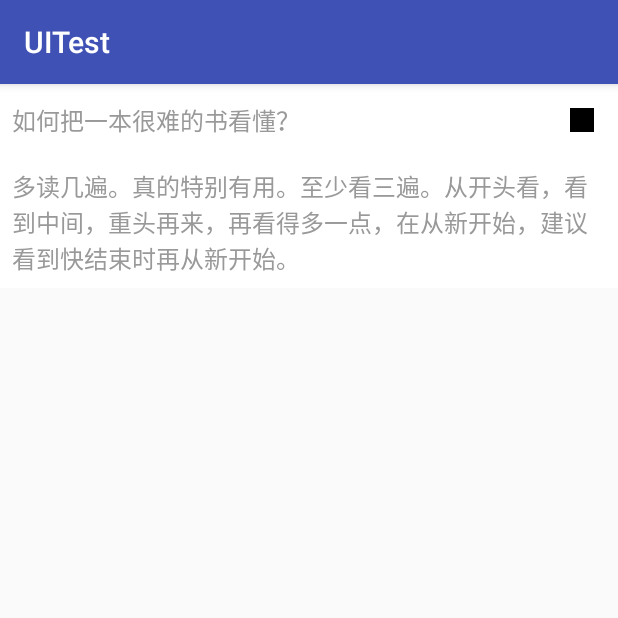
After one commit to abc222/UITest, an Android app: the AnimatorActivity screen opened directly, with no data from a screen before it, on a phone screen of 412 x 824 dp, the top half of it. The commit adds this screen. Run offline under Robolectric (Android 15) with nearby library versions, the phone set to English and light mode, and no system bars.

Commit message:
添加动画demo

```diff
--- a/app/src/main/AndroidManifest.xml
+++ b/app/src/main/AndroidManifest.xml
@@ -10,7 +10,8 @@
         android:roundIcon="@mipmap/ic_launcher_round"
         android:supportsRtl="true"
         android:theme="@style/AppTheme">
-        <activity android:name=".dropanimation.coindemo.DropCoinActivity"></activity>
+        <activity android:name=".animation.AnimatorActivity"></activity>
+        <activity android:name=".dropanimation.coindemo.DropCoinActivity" />
         <activity android:name=".dropanimation.snowdemo.SnowActivity" />
         <activity android:name=".MainActivity">
             <intent-filter>
--- /dev/null
+++ b/app/src/main/java/com/uitest/animation/AnimatorActivity.java
@@ -0,0 +1,15 @@
+package com.uitest.animation;
+
+import android.support.v7.app.AppCompatActivity;
+import android.os.Bundle;
+
+import com.uitest.R;
+
+public class AnimatorActivity extends AppCompatActivity {
+
+    @Override
+    protected void onCreate(Bundle savedInstanceState) {
+        super.onCreate(savedInstanceState);
+        setContentView(R.layout.activity_animator);
+    }
+}
--- /dev/null
+++ b/app/src/main/java/com/uitest/animation/ExpandedView.java
@@ -0,0 +1,93 @@
+package com.uitest.animation;
+
+import android.animation.Animator;
+import android.animation.ValueAnimator;
+import android.content.Context;
+import android.util.AttributeSet;
+import android.view.LayoutInflater;
+import android.view.View;
+import android.widget.FrameLayout;
+import android.widget.ImageView;
+import android.widget.LinearLayout;
+import android.widget.TextView;
+
+import com.uitest.R;
+
+public class ExpandedView extends FrameLayout {
+
+    private TextView mTvAnswer;
+    private boolean isClosed;
+    private ImageView mIvIndicator;
+
+    public ExpandedView(Context context, AttributeSet attrs) {
+        super(context, attrs);
+        init(context);
+    }
+
+    private void init(Context context) {
+        View view = LayoutInflater.from(context).inflate(R.layout.animation_expanded_view, this, true);
+        LinearLayout llQuestion = (LinearLayout) view.findViewById(R.id.ll_expanded_question);
+        llQuestion.setOnClickListener(new OnClickListener() {
+            @Override
+            public void onClick(View v) {
+                anim();
+            }
+        });
+        mTvAnswer = (TextView) view.findViewById(R.id.tv_expanded_answer);
+        mIvIndicator = (ImageView) view.findViewById(R.id.iv_expanded_indicator);
+    }
+
+    private void anim() {
+        // 指示器旋转
+        ValueAnimator valueAnimator1 = isClosed
+                ? ValueAnimator.ofFloat(180, 0)
+                : ValueAnimator.ofFloat(0, 180);
+        valueAnimator1.setDuration(500);
+        valueAnimator1.addUpdateListener(new ValueAnimator.AnimatorUpdateListener() {
+            @Override
+            public void onAnimationUpdate(ValueAnimator animation) {
+                float value = (float) animation.getAnimatedValue();
+                mIvIndicator.setRotation(value);
+            }
+        });
+        valueAnimator1.start();
+
+        // 打开开关闭操作
+        final int answerHeight = mTvAnswer.getMeasuredHeight();
+        ValueAnimator valueAnimator2 = isClosed
+                ? ValueAnimator.ofInt(-answerHeight, 0)
+                : ValueAnimator.ofInt(0, -answerHeight);
+        valueAnimator2.setDuration(500);
+        final MarginLayoutParams params = (MarginLayoutParams) mTvAnswer.getLayoutParams();
+        valueAnimator2.addUpdateListener(new ValueAnimator.AnimatorUpdateListener() {
+            @Override
+            public void onAnimationUpdate(ValueAnimator animation) {
+                int value = (int) animation.getAnimatedValue();
+                params.bottomMargin = value;
+                mTvAnswer.setLayoutParams(params);
+            }
+        });
+        valueAnimator2.addListener(new Animator.AnimatorListener() {
+            @Override
+            public void onAnimationStart(Animator animation) {
+
+            }
+
+            @Override
+            public void onAnimationEnd(Animator animation) {
+                isClosed = !isClosed;
+            }
+
+            @Override
+            public void onAnimationCancel(Animator animation) {
+
+            }
+
+            @Override
+            public void onAnimationRepeat(Animator animation) {
+
+            }
+        });
+        valueAnimator2.start();
+    }
+}
--- /dev/null
+++ b/app/src/main/res/layout/activity_animator.xml
@@ -0,0 +1,10 @@
+<?xml version="1.0" encoding="utf-8"?>
+<LinearLayout xmlns:android="http://schemas.android.com/apk/res/android"
+    android:layout_width="match_parent"
+    android:layout_height="match_parent"
+    android:orientation="vertical">
+
+    <com.uitest.animation.ExpandedView
+        android:layout_width="wrap_content"
+        android:layout_height="wrap_content"/>
+</LinearLayout>
--- /dev/null
+++ b/app/src/main/res/layout/animation_expanded_view.xml
@@ -0,0 +1,44 @@
+<?xml version="1.0" encoding="utf-8"?>
+<LinearLayout xmlns:android="http://schemas.android.com/apk/res/android"
+    android:layout_width="match_parent"
+    android:layout_height="match_parent"
+    android:background="@android:color/white"
+    android:orientation="vertical"
+    android:showDividers="middle">
+
+    <LinearLayout
+        android:id="@+id/ll_expanded_question"
+        android:layout_width="match_parent"
+        android:layout_height="48dp"
+        android:gravity="center_vertical">
+
+        <TextView
+            android:id="@+id/tv_expanded_question"
+            android:layout_width="0dp"
+            android:layout_height="48dp"
+            android:layout_weight="1"
+            android:gravity="center_vertical"
+            android:padding="8dp"
+            android:text="如何把一本很难的书看懂？"
+            android:textColor="#999999"
+            android:textSize="16sp"/>
+
+        <ImageView
+            android:id="@+id/iv_expanded_indicator"
+            android:layout_width="16dp"
+            android:layout_height="16dp"
+            android:layout_marginRight="16dp"
+            android:src="@android:color/black"/>
+
+    </LinearLayout>
+
+
+    <TextView
+        android:id="@+id/tv_expanded_answer"
+        android:layout_width="match_parent"
+        android:layout_height="wrap_content"
+        android:padding="8dp"
+        android:text="多读几遍。真的特别有用。至少看三遍。从开头看，看到中间，重头再来，再看得多一点，在从新开始，建议看到快结束时再从新开始。"
+        android:textColor="#999999"
+        android:textSize="16sp"/>
+</LinearLayout>
```
Also changed, not shown: app/src/main/java/com/uitest/MainActivity.java (+6 -1 lines), app/src/main/res/layout/activity_main.xml (+15 -0 lines).
